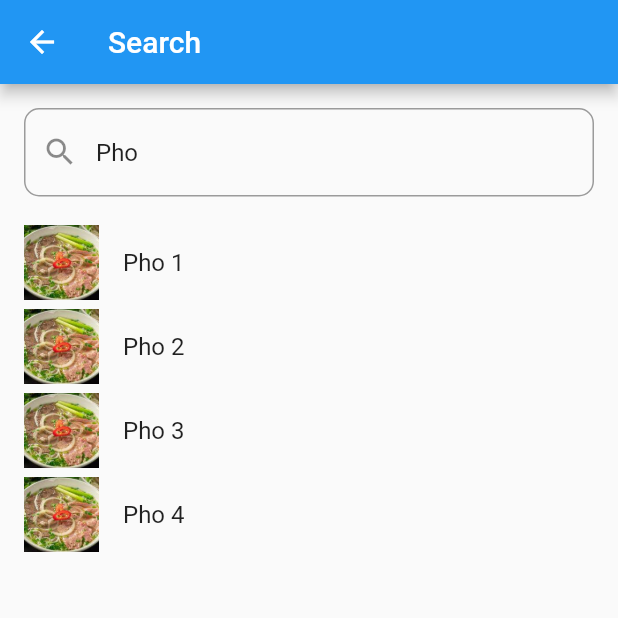
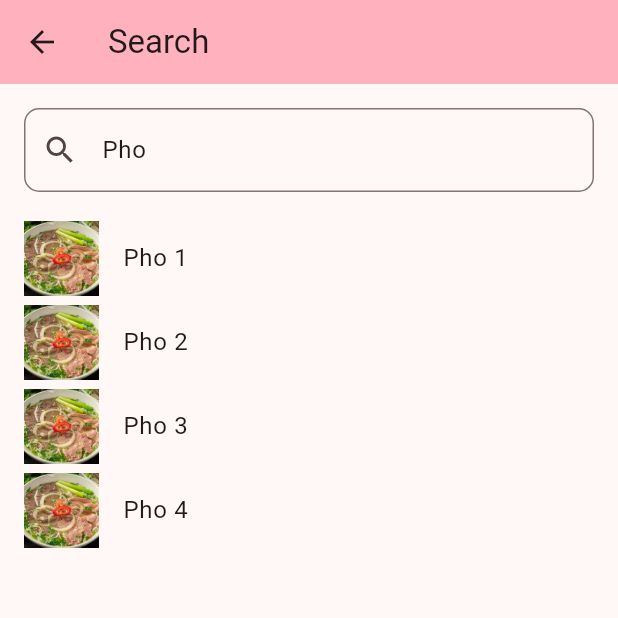
Before and after one commit to mrbogia2906/Vietasy, a Flutter app: the screen it shows after launch, after a tap on "Pho", on a phone screen of 412 x 824 dp, the top half of it. Run offline on Flutter 3.47's test engine with Material 2 defaults, Android fonts, the phone set to English and light mode, and no system bars.

Commit message:
main page lul

```diff
--- a/lib/bottom_bar.dart
+++ b/lib/bottom_bar.dart
@@ -5,6 +5,8 @@ import 'favorite_screen.dart';
 import 'profile_screen.dart';
 
 class HomeWithBottomNav extends StatefulWidget {
+  const HomeWithBottomNav({super.key});
+
   @override
   _HomeWithBottomNavState createState() => _HomeWithBottomNavState();
 }
@@ -12,7 +14,7 @@ class HomeWithBottomNav extends StatefulWidget {
 class _HomeWithBottomNavState extends State<HomeWithBottomNav> {
   int _selectedIndex = 0;
 
-  static List<Widget> _widgetOptions = <Widget>[
+  static final List<Widget> _widgetOptions = <Widget>[
     Home(),
     SearchScreen(),
     FavoriteScreen(),
@@ -34,7 +36,7 @@ class _HomeWithBottomNavState extends State<HomeWithBottomNav> {
       bottomNavigationBar: BottomNavigationBar(
         selectedItemColor: Colors.black54,
         unselectedItemColor: Colors.grey,
-        items: <BottomNavigationBarItem>[
+        items: const <BottomNavigationBarItem>[
           BottomNavigationBarItem(
             icon: Icon(Icons.home),
             label: 'Home',
--- a/lib/category_body_page.dart
+++ b/lib/category_body_page.dart
@@ -1,4 +1,3 @@
-import 'package:flutter/cupertino.dart';
 import 'package:flutter/material.dart';
 import 'package:vietasy/search_screen.dart';
 
@@ -12,43 +11,59 @@ class CategoryBodyPage extends StatefulWidget {
 class _CategoryBodyPageState extends State<CategoryBodyPage> {
   @override
   Widget build(BuildContext context) {
-    return Container(
-      height: 100,
+    return SizedBox(
+      height: 120,
       child: ListView.builder(
           scrollDirection: Axis.horizontal,
           itemCount: 5,
-          itemBuilder: (context, possition){
-            return _buildPageItem(possition);
+          itemBuilder: (context, index) {
+            return _buildPageItem(index);
           }),
     );
   }
-  Widget _buildPageItem(int index){
-    var categoryNames = ['Pho', 'Bun', 'My','Gio','Cha'];
-    var categoryImages = ['assets/images/pho.jpeg', 'assets/images/pho.jpeg', 'assets/images/pho.jpeg', 'assets/images/pho.jpeg', 'assets/images/pho.jpeg'];
+
+  Widget _buildPageItem(int index) {
+    var categoryNames = ['Pho', 'Bun', 'My', 'Gio', 'Cha'];
+    var categoryImages = [
+      'assets/images/pho.jpeg',
+      'assets/images/pho.jpeg',
+      'assets/images/pho.jpeg',
+      'assets/images/pho.jpeg',
+      'assets/images/pho.jpeg'
+    ];
     return GestureDetector(
       onTap: () {
         Navigator.push(
           context,
           MaterialPageRoute(
-            builder: (context) => SearchScreen(initialSearch: categoryNames[index]),
+            builder: (context) =>
+                SearchScreen(initialSearch: categoryNames[index]),
           ),
         );
       },
-      child: Container(
-        width: 100,
-        height: 100,
-        margin: EdgeInsets.only(left: 5, right: 5),
-        // decoration: BoxDecoration(
-        //   borderRadius: BorderRadius.circular(10),
-        //   color: Colors.white,
-        // ),
-        child: Column(
-          mainAxisAlignment: MainAxisAlignment.center,
-          children: [
-            Image.asset(categoryImages[index], height: 60,),
-            Text(categoryNames[index]),
-          ],
-        ),
+      child: Column(
+        mainAxisAlignment: MainAxisAlignment.center,
+        children: [
+          Container(
+            width: 100,
+            height: 100,
+            margin: const EdgeInsets.only(left: 10, right: 10),
+            decoration: BoxDecoration(
+              image: DecorationImage(
+                image: AssetImage(categoryImages[index]),
+                fit: BoxFit.cover,
+              ),
+              borderRadius: BorderRadius.circular(10),
+              color: Colors.white,
+            ),
+          ),
+          Align(
+            alignment: Alignment.centerLeft,
+            child: Text(
+              categoryNames[index],
+            ),
+          ),
+        ],
       ),
     );
   }
--- a/lib/favorite_screen.dart
+++ b/lib/favorite_screen.dart
@@ -1,9 +1,11 @@
 import 'package:flutter/material.dart';
 
 class FavoriteScreen extends StatelessWidget {
+  const FavoriteScreen({super.key});
+
   @override
   Widget build(BuildContext context) {
-    return Center(
+    return const Center(
       child: Text('Favorite Screen'),
     );
   }
--- a/lib/food_details_page.dart
+++ b/lib/food_details_page.dart
@@ -3,23 +3,24 @@ import 'package:flutter/material.dart';
 import '../models/foods.dart';
 
 class FoodDetailScreen extends StatelessWidget {
+  const FoodDetailScreen({super.key, required this.food});
+
   final Food food;
-
-  const FoodDetailScreen({
-    Key? key,
-    required this.food,
-  }) : super(key: key);
 
   @override
   Widget build(BuildContext context) {
     return Scaffold(
       appBar: AppBar(
+        backgroundColor: Theme.of(context).colorScheme.inversePrimary,
         title: Text("Chi tiet mon an"),
       ),
       body: Column(
         children: [
           Text(food.name),
-          Image.asset(food.image, fit: BoxFit.cover,),
+          Image.asset(
+            food.image,
+            fit: BoxFit.cover,
+          ),
         ],
       ),
     );
--- a/lib/home.dart
+++ b/lib/home.dart
@@ -3,49 +3,65 @@ import 'category_body_page.dart';
 import 'recommend_body_page.dart';
 
 class Home extends StatelessWidget {
-  Home({super.key});
+  const Home({super.key});
 
   @override
   Widget build(BuildContext context) {
     return Scaffold(
-      body: CustomScrollView(
+      appBar: AppBar(
+        backgroundColor: Theme.of(context).colorScheme.inversePrimary,
+        title: const Text("Vietasty"),
+      ),
+      body: Padding(
+        padding:
+            const EdgeInsets.only(top: 20, left: 20, right: 20, bottom: 10),
+        child: CustomScrollView(
           slivers: [
             SliverToBoxAdapter(
               child: Container(
                 height: 200,
                 decoration: BoxDecoration(
-                borderRadius: BorderRadius.circular(20),
-                image: DecorationImage(
+                  borderRadius: BorderRadius.circular(30),
+                  image: const DecorationImage(
                       fit: BoxFit.cover,
                       image: AssetImage("assets/images/vietnamfood.jpg")),
                 ),
               ),
             ),
-          SliverToBoxAdapter(
-            child: Container(
+            const SliverToBoxAdapter(
               child: Row(
                 mainAxisAlignment: MainAxisAlignment.spaceBetween,
                 children: [
-                  Text("Category"),
-                  Icon(Icons.search),
+                  Padding(
+                    padding: EdgeInsets.only(left: 15, top: 15, bottom: 10),
+                    child: Text("Category",
+                        style: TextStyle(
+                          fontSize: 20,
+                          fontWeight: FontWeight.bold,
+                        )),
+                  )
                 ],
               ),
             ),
-          ),
-          SliverToBoxAdapter(child: CategoryBodyPage()),
-          SliverToBoxAdapter(
-            child: Container(
+            const SliverToBoxAdapter(child: CategoryBodyPage()),
+            const SliverToBoxAdapter(
               child: Row(
                 mainAxisAlignment: MainAxisAlignment.spaceBetween,
                 children: [
-                  Text("Recommend"),
-                  Icon(Icons.search),
+                  Padding(
+                    padding: EdgeInsets.only(left: 15, top: 15, bottom: 10),
+                    child: Text("Recommended",
+                        style: TextStyle(
+                          fontSize: 20,
+                          fontWeight: FontWeight.bold,
+                        )),
+                  ),
                 ],
               ),
             ),
+            const RecommendBodyPage(),
+          ],
         ),
-          RecommendBodyPage(),
-        ],
       ),
     );
   }
--- a/lib/main_app.dart
+++ b/lib/main_app.dart
@@ -16,6 +16,12 @@ class _MainAppState extends State<MainApp> {
   @override
   Widget build(BuildContext context) {
     return MaterialApp(
+      title: 'Vietasty',
+      theme: ThemeData(
+        fontFamily: "Roboto",
+        colorScheme: ColorScheme.fromSeed(seedColor: Colors.pink),
+        useMaterial3: true,
+      ),
       home: _isLoggedIn ? HomeWithBottomNav() : SignUp(),
       routes: {
         // '/login': (context) => LoginScreen(),
--- a/lib/models/food_provider.dart
+++ b/lib/models/food_provider.dart
@@ -2,7 +2,7 @@ import 'package:flutter/material.dart';
 import 'foods.dart';
 
 class FoodProvider with ChangeNotifier {
-  List<Food> _foods = all_foods;
+  List<Food> _foods = allFoods;
 
   List<Food> get foods => _foods;
 
--- a/lib/models/foods.dart
+++ b/lib/models/foods.dart
@@ -1,49 +1,19 @@
-class Food{
+class Food {
   final String name;
   final String image;
 
   const Food({required this.name, required this.image});
 }
 
-const all_foods = [
-  Food(
-      name: 'Pho 1',
-      image: 'assets/images/pho.jpeg'
-  ),
-  Food(
-      name: 'Bun 1',
-      image: 'assets/images/pho.jpeg'
-  ),
-  Food(
-      name: 'My 1',
-      image: 'assets/images/pho.jpeg'
-  ),
-  Food(
-      name: 'Pho 2',
-      image: 'assets/images/pho.jpeg'
-  ),
-  Food(
-      name: 'Bun 2',
-      image: 'assets/images/pho.jpeg'
-  ),
-  Food(
-      name: 'My 2',
-      image: 'assets/images/pho.jpeg'
-  ),
-  Food(
-      name: 'Pho 3',
-      image: 'assets/images/pho.jpeg'
-  ),
-  Food(
-      name: 'Bun 3',
-      image: 'assets/images/pho.jpeg'
-  ),
-  Food(
-      name: 'My 3',
-      image: 'assets/images/pho.jpeg'
-  ),
-  Food(
-      name: 'Pho 4',
-      image: 'assets/images/pho.jpeg'
-  ),
+const allFoods = [
+  Food(name: 'Pho 1', image: 'assets/images/pho.jpeg'),
+  Food(name: 'Bun 1', image: 'assets/images/pho.jpeg'),
+  Food(name: 'My 1', image: 'assets/images/pho.jpeg'),
+  Food(name: 'Pho 2', image: 'assets/images/pho.jpeg'),
+  Food(name: 'Bun 2', image: 'assets/images/pho.jpeg'),
+  Food(name: 'My 2', image: 'assets/images/pho.jpeg'),
+  Food(name: 'Pho 3', image: 'assets/images/pho.jpeg'),
+  Food(name: 'Bun 3', image: 'assets/images/pho.jpeg'),
+  Food(name: 'My 3', image: 'assets/images/pho.jpeg'),
+  Food(name: 'Pho 4', image: 'assets/images/pho.jpeg'),
 ];
--- a/lib/profile_screen.dart
+++ b/lib/profile_screen.dart
@@ -1,9 +1,11 @@
 import 'package:flutter/material.dart';
 
 class ProfileScreen extends StatelessWidget {
+  const ProfileScreen({super.key});
+
   @override
   Widget build(BuildContext context) {
-    return Center(
+    return const Center(
       child: Text('Profile Screen'),
     );
   }
--- a/lib/recommend_body_page.dart
+++ b/lib/recommend_body_page.dart
@@ -18,28 +18,39 @@ class _RecommendBodyPageState extends State<RecommendBodyPage> {
     final foods = foodProvider.foods;
 
     return SliverGrid(
-      gridDelegate: SliverGridDelegateWithFixedCrossAxisCount(
-        crossAxisCount: 2,
-      ),
+      gridDelegate:
+          const SliverGridDelegateWithFixedCrossAxisCount(crossAxisCount: 2),
       delegate: SliverChildBuilderDelegate(
-            (BuildContext context, int index) {
+        (BuildContext context, int index) {
           if (index < foods.length) {
             final item = foods[index];
             return GestureDetector(
               onTap: () {
                 Navigator.push(
                   context,
-                  MaterialPageRoute(builder: (context) => FoodDetailScreen(food: item)),
+                  MaterialPageRoute(
+                      builder: (context) => FoodDetailScreen(food: item)),
                 );
               },
-              child: Card(
+              child: Padding(
+                padding: const EdgeInsets.all(0),
                 child: Column(
                   children: [
-                    Image.asset(item.image),
+                    Container(
+                      width: 150,
+                      height: 150,
+                      decoration: BoxDecoration(
+                        image: DecorationImage(
+                          image: AssetImage(item.image),
+                          fit: BoxFit.cover,
+                        ),
+                        borderRadius: BorderRadius.circular(10),
+                        color: Colors.white,
+                      ),
+                    ),
                     Text(item.name),
                   ],
                 ),
-
               ),
             );
           }
--- a/lib/search_screen.dart
+++ b/lib/search_screen.dart
@@ -3,9 +3,9 @@ import 'package:vietasy/models/foods.dart';
 import 'package:vietasy/food_details_page.dart';
 
 class SearchScreen extends StatefulWidget {
-  late final String initialSearch;
+  const SearchScreen({super.key, this.initialSearch = ''});
 
-  SearchScreen({this.initialSearch = ''});
+  final String initialSearch;
 
   @override
   State<SearchScreen> createState() => _SearchScreenState();
@@ -13,7 +13,7 @@ class SearchScreen extends StatefulWidget {
 
 class _SearchScreenState extends State<SearchScreen> {
   final controller = TextEditingController();
-  List<Food> foods = all_foods;
+  List<Food> foods = allFoods;
 
   @override
   void initState() {
@@ -26,20 +26,21 @@ class _SearchScreenState extends State<SearchScreen> {
   Widget build(BuildContext context) {
     return Scaffold(
       appBar: AppBar(
-        title: Text("Search"),
+        backgroundColor: Theme.of(context).colorScheme.inversePrimary,
+        title: const Text("Search"),
       ),
       body: Column(
         children: [
           Container(
-            margin: EdgeInsets.fromLTRB(16, 16, 16, 16),
+            margin: const EdgeInsets.fromLTRB(16, 16, 16, 16),
             child: TextField(
               controller: controller,
               decoration: InputDecoration(
-                  prefixIcon: Icon(Icons.search),
+                  prefixIcon: const Icon(Icons.search),
                   hintText: 'food search',
                   border: OutlineInputBorder(
                     borderRadius: BorderRadius.circular(10),
-                    borderSide: BorderSide(color: Colors.blue),
+                    borderSide: const BorderSide(color: Colors.blue),
                   )),
               onChanged: searchFood,
             ),
@@ -62,8 +63,8 @@ class _SearchScreenState extends State<SearchScreen> {
                           context,
                           MaterialPageRoute(
                               builder: (context) => FoodDetailScreen(
-                                food: food,
-                              ))),
+                                    food: food,
+                                  ))),
                     );
                   })),
         ],
@@ -72,7 +73,7 @@ class _SearchScreenState extends State<SearchScreen> {
   }
 
   void searchFood(String query) {
-    final suggestions = all_foods.where((food) {
+    final suggestions = allFoods.where((food) {
       final foodName = food.name.toLowerCase();
       final input = query.toLowerCase();
       return foodName.contains(input);
```
Lines whose indentation alone changed are shown as unchanged.
